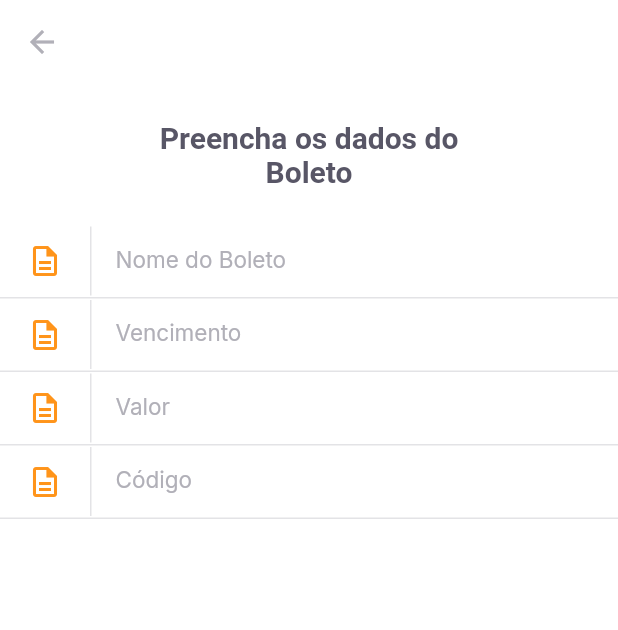
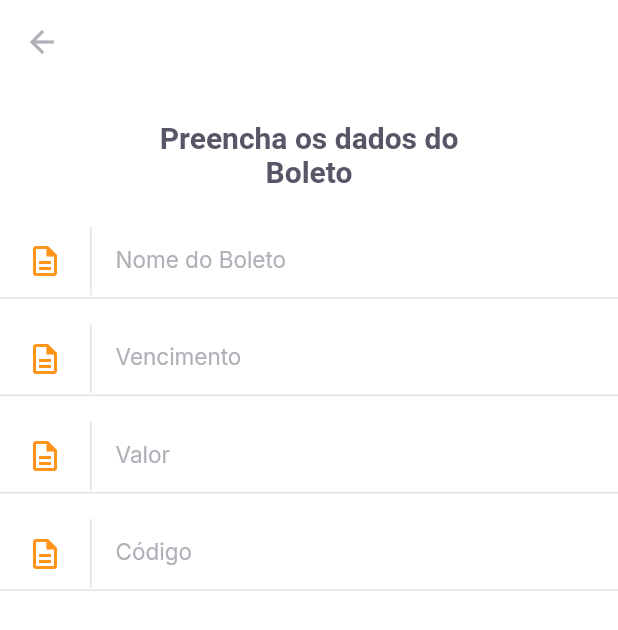
Before and after one commit to dercio-sinione/payFlow, a Flutter app: the InsertBoletoPage screen opened by its route, on a phone screen of 412 x 824 dp. Shown: the top 630 px of the screen. Run offline on Flutter 3.47's test engine with Material 2 defaults, Android fonts, the phone set to English and light mode, and no system bars; our stand-ins replace google_fonts, shared_preferences; accounts and stored records are empty.

Commit message:
feat: Insert Boleto Page > Add Padding between Text Box

```diff
--- a/lib/shared/widgets/input_text/input_text_widget.dart
+++ b/lib/shared/widgets/input_text/input_text_widget.dart
@@ -11,7 +11,9 @@ class InputTextWidget extends StatelessWidget {
 
   @override
   Widget build(BuildContext context) {
-    return Column(
+    return Padding(
+      padding: const EdgeInsets.only(bottom: 16),
+      child: Column(
         children: [
           TextFormField(
             style: AppTextStyles.input,
@@ -38,6 +40,7 @@ class InputTextWidget extends StatelessWidget {
             color: AppColors.stroke,
           )
         ],
+      ),
     );
   }
 }
```
Lines whose indentation alone changed are shown as unchanged.
